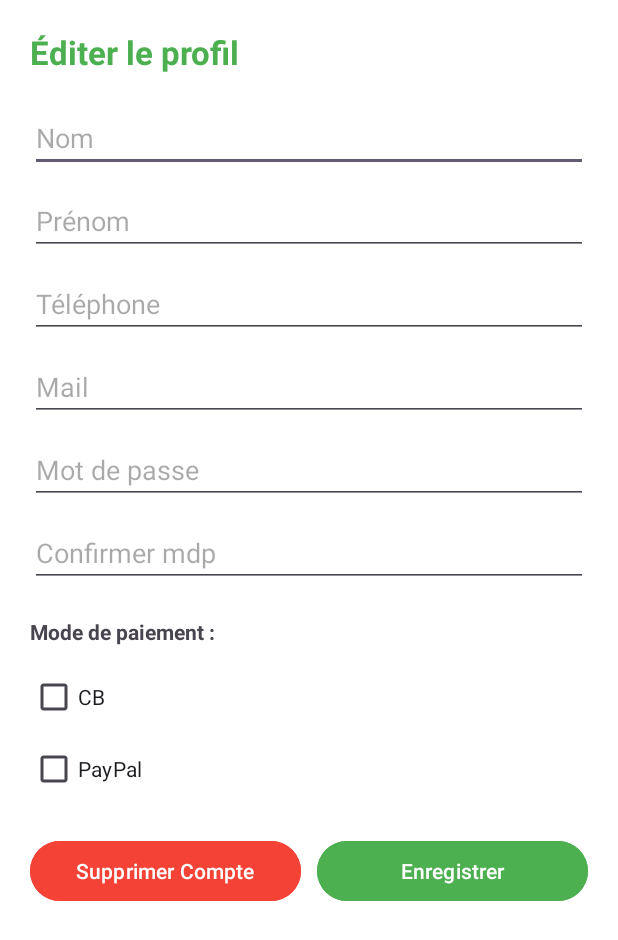
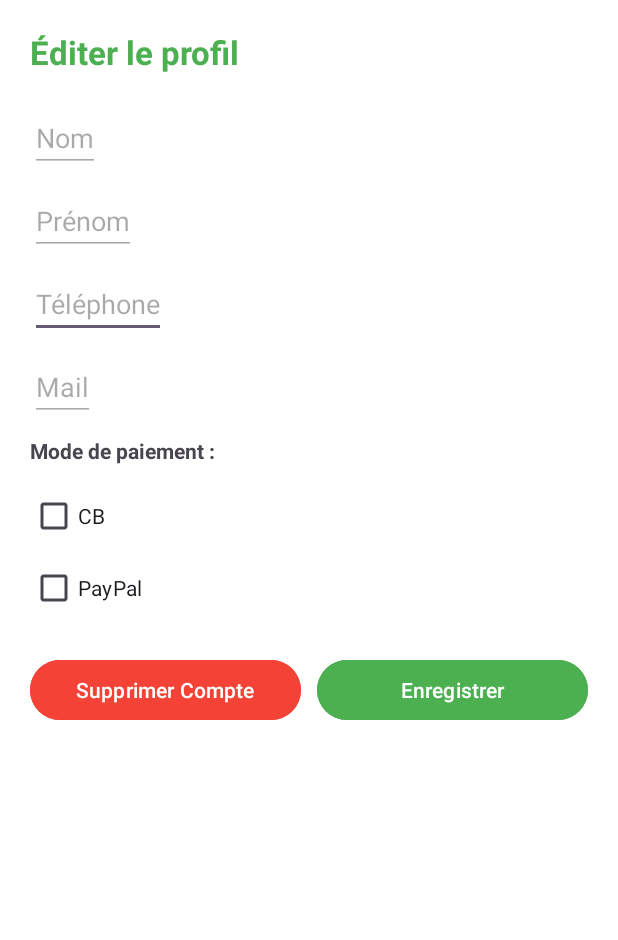
Before and after one commit to apierre1541/EatGreen, an Android app: the EtudiantActivity screen opened directly, with no data from a screen before it, after a tap on "EDITER PROFIL", on a phone screen of 412 x 824 dp. Shown: the top 940 px of the screen. Run offline under Robolectric (Android 15) with nearby library versions, the light colour scheme and no system bars; our stand-ins replace Volley; network calls fail.

Commit message:
modification de la partie edit profil etudiant

```diff
--- a/app/src/main/java/com/example/eatgreen/CalendrierFragment.java
+++ b/app/src/main/java/com/example/eatgreen/CalendrierFragment.java
@@ -36,7 +36,7 @@ public class CalendrierFragment extends Fragment {
     private int moisActuel;
 
     // URL pour récupérer les événements depuis l'API
-    private static final String GET_EVENTS_URL = "http://eatgreen.alwaysdata.net/eatgreen_api/get_evenement.php";
+    private static final String GET_EVENTS_URL = "http://10.138.3.92/eatgreen_api/get_evenement.php";
 
     // Variables pour la date à surligner
     private int jourSurligne = -1;
--- a/app/src/main/java/com/example/eatgreen/CbActivity.java
+++ b/app/src/main/java/com/example/eatgreen/CbActivity.java
@@ -24,7 +24,7 @@ public class CbActivity extends AppCompatActivity {
     private EditText etNumCarte, etDateExp, etCvv;
     private Button btnEnregistrer;
 
-    private static final String SAVE_CB_URL = "http://eatgreen.alwaysdata.net/eatgreen_api/save_cb.php";
+    private static final String SAVE_CB_URL = "http://10.138.3.92/eatgreen_api/save_cb.php";
 
     @Override
     protected void onCreate(Bundle savedInstanceState) {
--- a/app/src/main/java/com/example/eatgreen/CreateRestaurantActivity.java
+++ b/app/src/main/java/com/example/eatgreen/CreateRestaurantActivity.java
@@ -34,7 +34,7 @@ public class CreateRestaurantActivity extends AppCompatActivity {
     private int userId;
     private String userEmail, userNom, userPrenom;
 
-    private static final String BASE_URL = "http://eatgreen.alwaysdata.net/eatgreen_api/";
+    private static final String BASE_URL = "http://10.138.3.92/eatgreen_api/";
     private static final String CREATE_RESTAURANT_URL = BASE_URL + "create_restaurant.php";
     private static final String TAG = "CreateRestaurantActivity";
 
--- a/app/src/main/java/com/example/eatgreen/EditerProfilEtudiantActivity.java
+++ b/app/src/main/java/com/example/eatgreen/EditerProfilEtudiantActivity.java
@@ -1,6 +1,7 @@
 package com.example.eatgreen;
 
 import android.content.Intent;
+import android.graphics.Color;
 import android.os.Bundle;
 import android.util.Log;
 import android.widget.Button;
@@ -24,7 +25,7 @@ import java.util.Map;
 public class EditerProfilEtudiantActivity extends AppCompatActivity {
 
     private static final String TAG = "EditerProfilEtudiant";
-    private static final String BASE_URL = "http://eatgreen.alwaysdata.net/eatgreen_api/";
+    private static final String BASE_URL = "http://10.138.3.92/eatgreen_api/";
     private static final String UPDATE_URL = BASE_URL + "update_profile.php";
     private static final String DELETE_REQ_URL = BASE_URL + "request_delete.php";
 
@@ -38,6 +39,22 @@ public class EditerProfilEtudiantActivity extends AppCompatActivity {
         setContentView(R.layout.activity_editer_profil_etudiant);
 
         initViews();
+        Intent intent = getIntent();
+        etNom.setText(intent.getStringExtra("user_nom"));
+        etPrenom.setText(intent.getStringExtra("user_prenom"));
+        etTelephone.setText(intent.getStringExtra("user_telephone"));
+        etMail.setText(intent.getStringExtra("user_email"));
+
+        etMail.setEnabled(false);
+        etMail.setFocusable(false);
+        etNom.setEnabled(false);
+        etNom.setFocusable(false);
+        etPrenom.setEnabled(false);
+        etPrenom.setFocusable(false);
+
+        etMail.setTextColor(Color.GRAY);
+        etNom.setTextColor(Color.GRAY);
+        etPrenom.setTextColor(Color.GRAY);
         setupListeners();
     }
 
--- a/app/src/main/java/com/example/eatgreen/EtudiantActivity.java
+++ b/app/src/main/java/com/example/eatgreen/EtudiantActivity.java
@@ -11,6 +11,10 @@ import androidx.appcompat.app.AppCompatActivity;
 
 public class EtudiantActivity extends AppCompatActivity {
 
+    private String nomEtudiant;
+    private String prenomEtudiant;
+    private String telephoneEtudiant;
+    private String emailEtudiant;
     private TextView tvWelcome, tvEmail;
     private Button btnDeconnexion;
     // Nouveaux boutons de ta maquette
@@ -56,6 +60,11 @@ public class EtudiantActivity extends AppCompatActivity {
         // 2. Gestion du bouton Editer Profil (Maquette verte)
         btnEditerProfil.setOnClickListener(v -> {
             Intent intent = new Intent(EtudiantActivity.this, EditerProfilEtudiantActivity.class);
+            intent.putExtra("user_nom", nomEtudiant);
+            intent.putExtra("user_prenom", prenomEtudiant);
+            intent.putExtra("user_telephone", telephoneEtudiant);
+            intent.putExtra("user_email", emailEtudiant);
+
             startActivity(intent);
         });
 
@@ -71,18 +80,20 @@ public class EtudiantActivity extends AppCompatActivity {
 
     private void displayUserInfo() {
         Intent intent = getIntent();
-        String nom = intent.getStringExtra("user_nom");
-        String prenom = intent.getStringExtra("user_prenom");
-        String email = intent.getStringExtra("user_email");
+        nomEtudiant = intent.getStringExtra("user_nom");
+        prenomEtudiant = intent.getStringExtra("user_prenom");
+        telephoneEtudiant = intent.getStringExtra("user_telephone");
+        emailEtudiant = intent.getStringExtra("user_email");
 
-        if (nom != null && prenom != null) {
-            tvWelcome.setText("Bienvenue " + prenom + " " + nom);
+        // Afficher dans les TextView
+        if (nomEtudiant != null && prenomEtudiant != null) {
+            tvWelcome.setText("Bienvenue " + prenomEtudiant + " " + nomEtudiant);
         } else {
             tvWelcome.setText("Bienvenue Étudiant");
         }
 
-        if (email != null) {
-            tvEmail.setText(email);
+        if (emailEtudiant != null) {
+            tvEmail.setText(emailEtudiant);
             tvEmail.setVisibility(View.VISIBLE);
         }
     }
--- a/app/src/main/java/com/example/eatgreen/ForgotPasswordActivity.java
+++ b/app/src/main/java/com/example/eatgreen/ForgotPasswordActivity.java
@@ -33,7 +33,7 @@ public class ForgotPasswordActivity extends AppCompatActivity {
     private TextView tvBackToLogin;
     private ImageView btnBack;
 
-    private static final String BASE_URL = "http://eatgreen.alwaysdata.net/eatgreen_api/";
+    private static final String BASE_URL = "http://10.138.3.92/eatgreen_api/";
     private static final String FORGOT_PASSWORD_URL = BASE_URL + "forgot_password.php";
     private static final String TAG = "ForgotPasswordActivity";
 
--- a/app/src/main/java/com/example/eatgreen/FormCalendrierActivity.java
+++ b/app/src/main/java/com/example/eatgreen/FormCalendrierActivity.java
@@ -29,7 +29,7 @@ public class FormCalendrierActivity extends AppCompatActivity {
     private Button btnValider;
 
     // L’URL de ton API PHP (localhost si sur émulateur, sinon ton serveur distant)
-    private final String API_URL = "http://eatgreen.alwaysdata.net/eatgreen_api/add_evenement.php";
+    private final String API_URL = "http://e10.138.3.92/eatgreen_api/add_evenement.php";
 
     @Override
     protected void onCreate(@Nullable Bundle savedInstanceState) {
--- a/app/src/main/java/com/example/eatgreen/GestionUtilisateursActivity.java
+++ b/app/src/main/java/com/example/eatgreen/GestionUtilisateursActivity.java
@@ -28,7 +28,7 @@ public class GestionUtilisateursActivity extends AppCompatActivity {
     private Button btnAjouter;
 
     // Configuration pour l'émulateur (10.0.2.2 pointe vers le localhost de ton PC)
-    private static final String IP_ADDRESS = "eatgreen.alwaysdata.net";
+    private static final String IP_ADDRESS = "10.138.3.92";
     private static final String URL_GET = "http://" + IP_ADDRESS + "/eatgreen_api/get_users.php";
     private static final String URL_DELETE = "http://" + IP_ADDRESS + "/eatgreen_api/delete_user.php";
 
@@ -80,7 +80,9 @@ public class GestionUtilisateursActivity extends AppCompatActivity {
                                     obj.getInt("id"),
                                     obj.getString("nom"),
                                     obj.getString("prenom"),
+                                    obj.getString("telephone"),
                                     obj.getString("email"),
+                                    obj.getString("mdp"),
                                     obj.getString("role")
                             ));
                         }
--- a/app/src/main/java/com/example/eatgreen/LoginActivity.java
+++ b/app/src/main/java/com/example/eatgreen/LoginActivity.java
@@ -33,7 +33,7 @@ public class LoginActivity extends AppCompatActivity {
     private TextView tvForgotPassword, tvRegister;
     private ImageView btnBack;
 
-    private static final String BASE_URL = "http://eatgreen.alwaysdata.net/eatgreen_api/";
+    private static final String BASE_URL = "http://10.138.3.92/eatgreen_api/";
     private static final String LOGIN_URL = BASE_URL + "login.php";
     private static final String TAG = "LoginActivity";
 
@@ -177,6 +177,7 @@ public class LoginActivity extends AppCompatActivity {
                                         intent.putExtra("user_id", user.getInt("id"));
                                         intent.putExtra("user_nom", user.getString("nom"));
                                         intent.putExtra("user_prenom", user.getString("prenom"));
+                                        intent.putExtra("user_telephone", user.getString("telephone"));
                                         intent.putExtra("user_email", user.getString("email"));
                                         break;
                                 }
--- a/app/src/main/java/com/example/eatgreen/ModifierRestoActivity.java
+++ b/app/src/main/java/com/example/eatgreen/ModifierRestoActivity.java
@@ -57,7 +57,7 @@ public class ModifierRestoActivity extends AppCompatActivity {
     }
 
     private void envoyerModifications() {
-        String url = "http://eatgreen.alwaysdata.net/eatgreen_api/update_restaurateur.php";
+        String url = "http://10.138.3.92/eatgreen_api/update_restaurateur.php";
 
         StringRequest request = new StringRequest(Request.Method.POST, url,
                 response -> {
--- a/app/src/main/java/com/example/eatgreen/ModifierUserActivity.java
+++ b/app/src/main/java/com/example/eatgreen/ModifierUserActivity.java
@@ -16,7 +16,7 @@ public class ModifierUserActivity extends AppCompatActivity {
     private EditText etNom, etPrenom, etEmail;
     private Button btnEnregistrer;
     private int userId;
-    private String IP = "eatgreen.alwaysdata.net"; // TON IP
+    private String IP = "10.138.3.92"; // TON IP
 
     @Override
     protected void onCreate(Bundle savedInstanceState) {
--- a/app/src/main/java/com/example/eatgreen/PaypalActivity.java
+++ b/app/src/main/java/com/example/eatgreen/PaypalActivity.java
@@ -21,7 +21,7 @@ public class PaypalActivity extends AppCompatActivity {
 
     private EditText etEmailPaypal;
     private Button btnEnregistrer;
-    private static final String SAVE_PAYPAL_URL = "http://eatgreen.alwaysdata.net/eatgreen_api/save_paypal.php";
+    private static final String SAVE_PAYPAL_URL = "http://10.138.3.92/eatgreen_api/save_paypal.php";
 
     @Override
     protected void onCreate(Bundle savedInstanceState) {
--- a/app/src/main/java/com/example/eatgreen/RegisterActivity.java
+++ b/app/src/main/java/com/example/eatgreen/RegisterActivity.java
@@ -38,7 +38,7 @@ public class RegisterActivity extends AppCompatActivity {
     private TextView tvLogin;
     private ImageView btnBack;
 
-    private static final String BASE_URL = "http://eatgreen.alwaysdata.net/eatgreen_api/";
+    private static final String BASE_URL = "http://10.138.3.92/eatgreen_api/";
     private static final String REGISTER_URL = BASE_URL + "register.php";
     private static final String TAG = "RegisterActivity";
 
--- a/app/src/main/java/com/example/eatgreen/ResetPasswordActivity.java
+++ b/app/src/main/java/com/example/eatgreen/ResetPasswordActivity.java
@@ -32,7 +32,7 @@ public class ResetPasswordActivity extends AppCompatActivity {
 
     private String token;
 
-    private static final String BASE_URL = "http://eatgreen.alwaysdata.net/eatgreen_api/";
+    private static final String BASE_URL = "http://10.138.3.92/eatgreen_api/";
     private static final String RESET_PASSWORD_URL = BASE_URL + "reset_password.php";
     private static final String TAG = "ResetPasswordActivity";
 
--- a/app/src/main/java/com/example/eatgreen/User.java
+++ b/app/src/main/java/com/example/eatgreen/User.java
@@ -5,15 +5,17 @@ public class User {
     private String nom;
     private String prenom;
     private String email;
+    private String telephone;
     private String role;
 
     // Le Constructeur : c'est ce qui permet de créer un utilisateur
-    public User(int id, String nom, String prenom, String email, String role) {
+    public User(int id, String nom, String prenom, String email, String role, String telephone, String mdp) {
         this.id = id;
         this.nom = nom;
         this.prenom = prenom;
         this.email = email;
         this.role = role;
+        this.telephone = telephone;
     }
 
     // Les Getters : pour que l'Adapter puisse lire les infos et les afficher
@@ -21,5 +23,6 @@ public class User {
     public String getNom() { return nom; }
     public String getPrenom() { return prenom; }
     public String getEmail() { return email; }
+    public String getTelephone(){return telephone; }
     public String getRole() { return role; }
 }
--- a/app/src/main/java/com/example/eatgreen/UserAdapter.java
+++ b/app/src/main/java/com/example/eatgreen/UserAdapter.java
@@ -46,6 +46,7 @@ public class UserAdapter extends RecyclerView.Adapter<UserAdapter.UserViewHolder
             intent.putExtra("user_id", user.getId());
             intent.putExtra("user_nom", user.getNom());
             intent.putExtra("user_prenom", user.getPrenom());
+            intent.putExtra("user_telephone", user.getTelephone());
             intent.putExtra("user_email", user.getEmail());
             intent.putExtra("user_role", user.getRole());
             context.startActivity(intent);
--- a/app/src/main/res/layout/activity_editer_profil_etudiant.xml
+++ b/app/src/main/res/layout/activity_editer_profil_etudiant.xml
@@ -8,6 +8,7 @@
         android:layout_width="match_parent"
         android:layout_height="wrap_content"
         android:orientation="vertical"
+        android:gravity="center_vertical"
         android:padding="20dp">
 
         <TextView
@@ -19,12 +20,10 @@
             android:textColor="#4CAF50"
             android:layout_marginBottom="20dp"/>
 
-        <EditText android:id="@+id/etNom" android:layout_width="match_parent" android:layout_height="wrap_content" android:hint="Nom" android:inputType="textPersonName" android:layout_marginBottom="10dp"/>
-        <EditText android:id="@+id/etPrenom" android:layout_width="match_parent" android:layout_height="wrap_content" android:hint="Prénom" android:inputType="textPersonName" android:layout_marginBottom="10dp"/>
-        <EditText android:id="@+id/etTelephone" android:layout_width="match_parent" android:layout_height="wrap_content" android:hint="Téléphone" android:inputType="phone" android:layout_marginBottom="10dp"/>
-        <EditText android:id="@+id/etMail" android:layout_width="match_parent" android:layout_height="wrap_content" android:hint="Mail" android:inputType="textEmailAddress" android:layout_marginBottom="10dp"/>
-        <EditText android:id="@+id/etMdp" android:layout_width="match_parent" android:layout_height="wrap_content" android:hint="Mot de passe" android:inputType="textPassword" android:layout_marginBottom="10dp"/>
-        <EditText android:id="@+id/etConfirmMdp" android:layout_width="match_parent" android:layout_height="wrap_content" android:hint="Confirmer mdp" android:inputType="textPassword" android:layout_marginBottom="20dp"/>
+        <EditText android:id="@+id/etNom" android:layout_width="wrap_content" android:layout_height="wrap_content" android:hint="Nom" android:inputType="textPersonName" android:layout_marginBottom="10dp"/>
+        <EditText android:id="@+id/etPrenom" android:layout_width="wrap_content" android:layout_height="wrap_content" android:hint="Prénom" android:inputType="textPersonName" android:layout_marginBottom="10dp"/>
+        <EditText android:id="@+id/etTelephone" android:layout_width="wrap_content" android:layout_height="wrap_content" android:hint="Téléphone" android:inputType="phone" android:layout_marginBottom="10dp"/>
+        <EditText android:id="@+id/etMail" android:layout_width="wrap_content" android:layout_height="wrap_content" android:hint="Mail" android:inputType="textEmailAddress" android:layout_marginBottom="10dp"/>
 
         <TextView
             android:layout_width="wrap_content"
```
